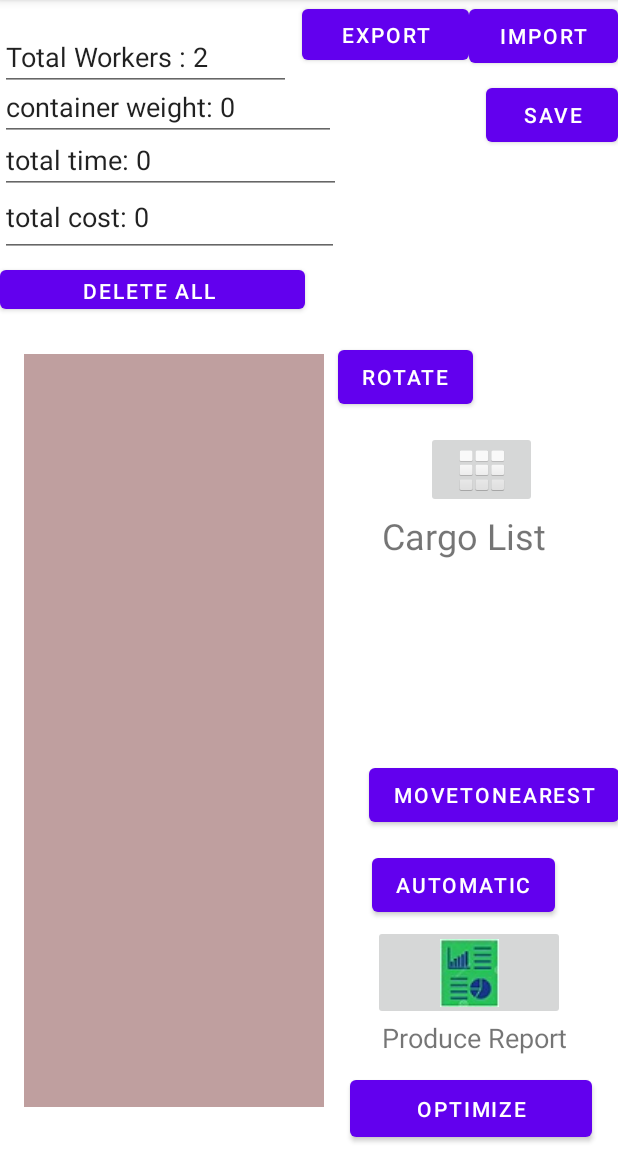
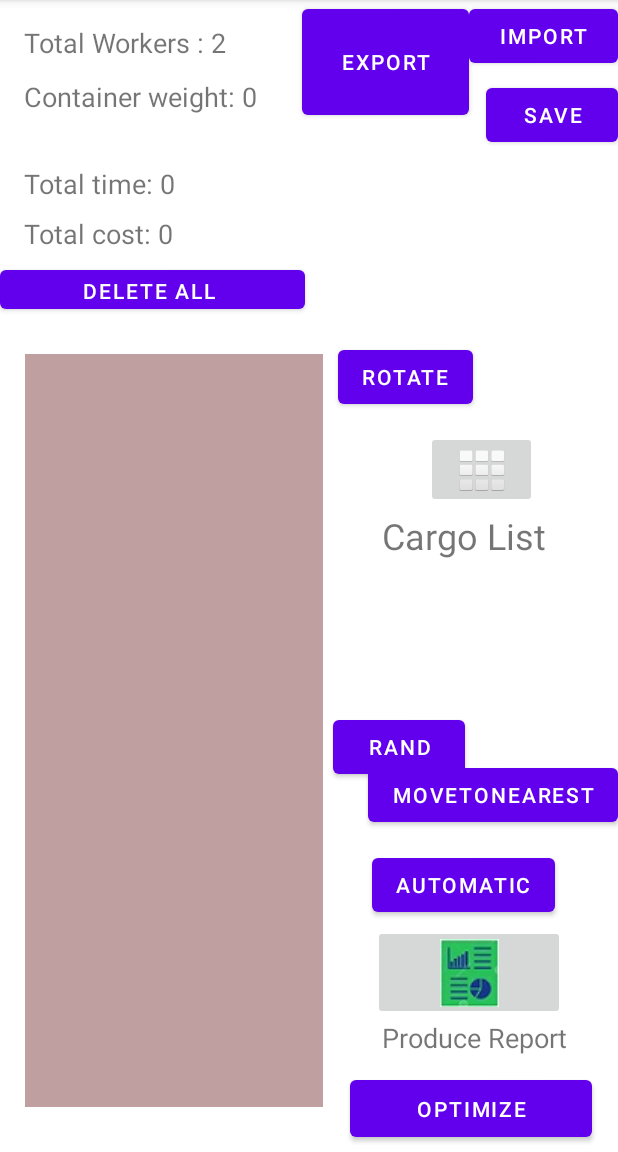
Before and after one commit to jawadrammal/FinalProject, an Android app: the screen it shows after launch (CargoInContainer), on a phone screen of 412 x 824 dp, the part 84-1236 px from its top. Run offline under Robolectric (Android 15) with nearby library versions, the phone set to English and light mode, and no system bars; libraries missing offline, so code that uses them is left out: org.apache.poi.

Commit message:
updates - changes

```diff
--- a/app/src/main/AndroidManifest.xml
+++ b/app/src/main/AndroidManifest.xml
@@ -15,12 +15,13 @@
         android:theme="@style/Theme.MyApplication" >
         <activity android:name=".CargoInContainer">
             <intent-filter>
-                <action android:name="android.intent.action.MAIN" />
+
                 <category android:name="android.intent.category.LAUNCHER" />
             </intent-filter>
         </activity>
         <activity android:name=".MainActivity">
             <intent-filter>
+                <action android:name="android.intent.action.MAIN" />
                 <category android:name="android.intent.category.LAUNCHER" />
             </intent-filter>
         </activity>
--- a/app/src/main/java/com/example/myapplication/CargoButton.java
+++ b/app/src/main/java/com/example/myapplication/CargoButton.java
@@ -526,7 +526,7 @@ public class CargoButton extends androidx.appcompat.widget.AppCompatButton imple
                                 }
                                 z = 0;
                             }
-
+                            CargoInContainer.saveSolution();
                         } else {
                             Toast.makeText(getContext(),
                                     "didn't move!", Toast.LENGTH_SHORT)
--- a/app/src/main/java/com/example/myapplication/InfoHolder.java
+++ b/app/src/main/java/com/example/myapplication/InfoHolder.java
@@ -1,10 +1,12 @@
 package com.example.myapplication;
 
+import android.widget.TableLayout;
 import android.widget.TextView;
 
 import java.io.Serializable;
 
 public class InfoHolder implements Serializable {
+    TableLayout mytable;
     double totalWeight=0;//holds the total weight of the container excluding the container's weight
     double totalCost=0; //holds the total price of the cargo+processing cost of the container excluding the container's price
     double totalTime=0; // holds approximate time to load container via a certain plan
--- a/app/src/main/java/com/example/myapplication/MainActivity.java
+++ b/app/src/main/java/com/example/myapplication/MainActivity.java
@@ -44,6 +44,7 @@ public class MainActivity extends AppCompatActivity {
     ConstraintLayout rl;
     public static ArrayList<Cargo> CargoList = new ArrayList<Cargo>();
     public static InfoHolder MainInfo = new InfoHolder();
+
     int CargoListIndex=0;
     Intent myFileIntent;
     String ExcelFilePath;
@@ -92,7 +93,14 @@ public class MainActivity extends AppCompatActivity {
         MainInfo.containerViewWidth = (float) (331/1080.0);
 
         setContentView(R.layout.cargotable);
+        MainInfo.mytable=findViewById(R.id.maintable);
 
+        Intent intent = new Intent(getApplicationContext(), CargoInContainer.class);
+        intent.addFlags(Intent.FLAG_ACTIVITY_REORDER_TO_FRONT);
+        intent.addFlags(Intent.FLAG_ACTIVITY_NO_ANIMATION);
+        //intent.addFlags(Intent.FLAG_ACTIVITY_BROUGHT_TO_FRONT);
+        intent.putExtra("AddToContainer?",false);
+        startActivity(intent);
     }
 
     @Override
@@ -113,6 +121,7 @@ public class MainActivity extends AppCompatActivity {
             }
             updateClickableButtons();
         }
+        updateClickableButtons();
     }
 
     @Override
@@ -125,6 +134,8 @@ public class MainActivity extends AppCompatActivity {
     int yDelta;
     @SuppressLint("ClickableViewAccessibility")
     public void DrawObject(View view) {
+        MainActivity.MainInfo.mytable=findViewById(R.id.maintable);
+
         Intent intent = new Intent(getApplicationContext(), CargoInContainer.class);
         intent.addFlags(Intent.FLAG_ACTIVITY_REORDER_TO_FRONT);
         intent.addFlags(Intent.FLAG_ACTIVITY_NO_ANIMATION);
@@ -163,7 +174,7 @@ public class MainActivity extends AppCompatActivity {
     {
         setContentView(R.layout.editcargopage);
         for(int i=0;i<CargoList.size();i++)
-            if(CargoList.get(i).Selected==true)
+            if(CargoList.get(i).Selected==true && CargoList.get(i).inCargoPage==false)
             {
                 ((EditText)findViewById((R.id.ObjectIDTxt1))).setText(CargoList.get(i).objectid);
                 ((EditText)findViewById((R.id.HeightTxt1))).setText(CargoList.get(i).height.toString());
@@ -375,11 +386,12 @@ public class MainActivity extends AppCompatActivity {
                 for(int j=0;j<CargoList.size();j++)
                 {
                     if (CargoList.get(j).objectid == ObjectId)
-                        if (CargoList.get(j).Selected == true)
-                        {
+                        if(CargoList.get(j).inCargoPage==false) {
+                            if (CargoList.get(j).Selected == true) {
                                 Cargo.selectedCnt--;
                                 CargoListIndex--;
                                 CargoList.remove(j);
+                            }
                         }
                 }
 
@@ -418,10 +430,14 @@ public class MainActivity extends AppCompatActivity {
             texts.get(5).setText("no");
 
         row.addView(texts.get(5));
+
         if (newCargo.Selected==true)
             row.setBackgroundColor(Color.LTGRAY);
         else
             row.setBackgroundColor(Color.TRANSPARENT);
+        if (newCargo.inCargoPage==true) {
+            row.setBackgroundColor(Color.BLUE);
+        }
         row.setClickable(true);
         row.setOnClickListener(tablerowOnClickListener);
         return row;
@@ -444,19 +460,17 @@ public class MainActivity extends AppCompatActivity {
             ObjectId=ObjectIdView.getText().toString();
             for(int j=0;j<CargoList.size();j++) {
                 if (CargoList.get(j).objectid == ObjectId)
-                    if (CargoList.get(j).Selected == false)
-                    {
+                    if(CargoList.get(j).inCargoPage!=true) {
+                        if (CargoList.get(j).Selected == false) {
                             tr1.setBackgroundColor(Color.LTGRAY);
                             CargoList.get(j).Selected = true;
                             Cargo.selectedCnt++;
-                    }
-                    else
-                        {
+                        } else {
                             CargoList.get(j).Selected = false;
                             tr1.setBackgroundColor(Color.TRANSPARENT);
                             Cargo.selectedCnt--;
                         }
-
+                    }
             }
             updateClickableButtons();
         }
@@ -464,6 +478,7 @@ public class MainActivity extends AppCompatActivity {
     public void RebuildTable(View view){
         int i=0;
         setContentView(R.layout.cargotable);
+        MainActivity.MainInfo.mytable=findViewById(R.id.maintable);
         TableLayout cargoTable = findViewById(R.id.maintable);
         for(i=0;i<CargoList.size();i++)
             cargoTable.addView(Createrow(CargoList.get(i)),i+1);
@@ -474,6 +489,17 @@ public class MainActivity extends AppCompatActivity {
     }
     public void updateClickableButtons()
     {
+        Cargo.selectedCnt=0;
+        for (Cargo c:CargoList) {
+            if(c.inCargoPage==false)
+            {
+                if(c.Selected==true)
+                {
+                    Cargo.selectedCnt++;
+                }
+            }
+        }
+
         if (Cargo.selectedCnt!=1){
             findViewById(R.id.imageButton6).setClickable(false);
         }
--- a/app/src/main/res/layout/activity_cargo_in_container.xml
+++ b/app/src/main/res/layout/activity_cargo_in_container.xml
@@ -24,10 +24,11 @@
         <Button
             android:id="@+id/importBtn"
             android:layout_width="111dp"
-            android:layout_height="46dp"
+            android:layout_height="0dp"
+            android:layout_marginBottom="391dp"
             android:onClick="ExportSolution"
             android:text="Export"
-            app:layout_constraintBottom_toBottomOf="parent"
+            app:layout_constraintBottom_toTopOf="@+id/button8"
             app:layout_constraintEnd_toEndOf="parent"
             app:layout_constraintHorizontal_bias="0.67"
             app:layout_constraintStart_toStartOf="parent"
@@ -104,76 +105,6 @@
             app:layout_constraintVertical_bias="0.401"
             app:srcCompat="@android:drawable/ic_dialog_dialer" />
 
-        <EditText
-            android:id="@+id/TotalTime"
-            android:layout_width="227dp"
-            android:layout_height="41dp"
-            android:clickable="false"
-            android:contextClickable="false"
-            android:cursorVisible="false"
-            android:ems="10"
-            android:inputType="textPersonName"
-            android:text="total time: 0"
-            app:layout_constraintBottom_toBottomOf="parent"
-            app:layout_constraintEnd_toEndOf="parent"
-            app:layout_constraintHorizontal_bias="0.0"
-            app:layout_constraintStart_toStartOf="parent"
-            app:layout_constraintTop_toTopOf="parent"
-            app:layout_constraintVertical_bias="0.121" />
-
-        <EditText
-            android:id="@+id/TotalCost"
-            android:layout_width="226dp"
-            android:layout_height="53dp"
-            android:clickable="false"
-            android:contextClickable="false"
-            android:cursorVisible="false"
-            android:ems="10"
-            android:inputType="textPersonName"
-            android:text="total cost: 0"
-            app:layout_constraintBottom_toBottomOf="parent"
-            app:layout_constraintEnd_toEndOf="parent"
-            app:layout_constraintHorizontal_bias="0.0"
-            app:layout_constraintStart_toStartOf="parent"
-            app:layout_constraintTop_toTopOf="parent"
-            app:layout_constraintVertical_bias="0.165" />
-
-        <EditText
-            android:id="@+id/TotalWorkers"
-            android:layout_width="194dp"
-            android:layout_height="44dp"
-            android:layout_marginTop="16dp"
-            android:layout_marginBottom="166dp"
-            android:clickable="false"
-            android:contextClickable="false"
-            android:cursorVisible="false"
-            android:ems="10"
-            android:inputType="textPersonName"
-            android:text="workers amount: 0"
-            app:layout_constraintBottom_toTopOf="@+id/button5"
-            app:layout_constraintEnd_toEndOf="parent"
-            app:layout_constraintHorizontal_bias="0.0"
-            app:layout_constraintStart_toStartOf="parent"
-            app:layout_constraintTop_toTopOf="parent"
-            app:layout_constraintVertical_bias="0.578" />
-
-        <EditText
-            android:id="@+id/TotalWeight"
-            android:layout_width="224dp"
-            android:layout_height="45dp"
-            android:clickable="false"
-            android:contextClickable="false"
-            android:cursorVisible="false"
-            android:ems="10"
-            android:inputType="textPersonName"
-            android:text="container weight: 0"
-            app:layout_constraintBottom_toBottomOf="parent"
-            app:layout_constraintEnd_toEndOf="parent"
-            app:layout_constraintHorizontal_bias="0.0"
-            app:layout_constraintStart_toStartOf="parent"
-            app:layout_constraintTop_toTopOf="parent"
-            app:layout_constraintVertical_bias="0.067" />
-
         <ImageButton
             android:id="@+id/imageButton9"
             android:layout_width="128dp"
@@ -215,12 +146,15 @@
 
         <View
             android:id="@+id/Container"
-            android:layout_width="200dp"
+            android:layout_width="0dp"
             android:layout_height="502.333901188dp"
+            android:layout_marginStart="16dp"
+            android:layout_marginEnd="6dp"
             android:background="#AC8A8A"
             android:backgroundTint="#BF9F9F"
             app:layout_constraintBottom_toBottomOf="parent"
             app:layout_constraintEnd_toEndOf="parent"
+            app:layout_constraintEnd_toStartOf="@+id/button8"
             app:layout_constraintHorizontal_bias="0.075"
             app:layout_constraintStart_toStartOf="parent"
             app:layout_constraintTop_toTopOf="parent"
@@ -295,6 +229,63 @@
             app:layout_constraintTop_toTopOf="parent"
             app:layout_constraintVertical_bias="0.073" />
 
+        <Button
+            android:id="@+id/button8"
+            android:layout_width="wrap_content"
+            android:layout_height="wrap_content"
+            android:layout_marginEnd="101dp"
+            android:layout_marginBottom="246dp"
+            android:onClick="randomSolution"
+            android:text="Rand"
+            app:layout_constraintBottom_toBottomOf="parent"
+            app:layout_constraintEnd_toEndOf="parent"
+            app:layout_constraintStart_toEndOf="@+id/Container"
+            app:layout_constraintTop_toBottomOf="@+id/importBtn" />
+
+        <TextView
+            android:id="@+id/TotalWorkers"
+            android:layout_width="176dp"
+            android:layout_height="24dp"
+            android:layout_marginStart="16dp"
+            android:layout_marginTop="16dp"
+            android:text="Workers amount: 0"
+            android:textSize="18sp"
+            app:layout_constraintStart_toStartOf="parent"
+            app:layout_constraintTop_toTopOf="parent" />
+
+        <TextView
+            android:id="@+id/TotalWeight"
+            android:layout_width="217dp"
+            android:layout_height="46dp"
+            android:layout_marginStart="16dp"
+            android:layout_marginTop="12dp"
+            android:text="Container weight: 0"
+            android:textSize="18sp"
+            app:layout_constraintStart_toStartOf="parent"
+            app:layout_constraintTop_toBottomOf="@+id/TotalWorkers" />
+
+        <TextView
+            android:id="@+id/TotalTime"
+            android:layout_width="217dp"
+            android:layout_height="29dp"
+            android:layout_marginStart="16dp"
+            android:layout_marginTop="12dp"
+            android:text="Total time: 0"
+            android:textSize="18sp"
+            app:layout_constraintStart_toStartOf="parent"
+            app:layout_constraintTop_toBottomOf="@+id/TotalWeight" />
+
+        <TextView
+            android:id="@+id/TotalCost"
+            android:layout_width="212dp"
+            android:layout_height="26dp"
+            android:layout_marginStart="16dp"
+            android:layout_marginTop="4dp"
+            android:text="Total cost: 0"
+            android:textSize="18sp"
+            app:layout_constraintStart_toStartOf="parent"
+            app:layout_constraintTop_toBottomOf="@+id/TotalTime" />
+
     </androidx.constraintlayout.widget.ConstraintLayout>
 
 </androidx.constraintlayout.widget.ConstraintLayout>
```
Also changed, not shown: app/src/main/java/com/example/myapplication/CargoInContainer.java (+157 -63 lines). Lines whose indentation alone changed are shown as unchanged.
